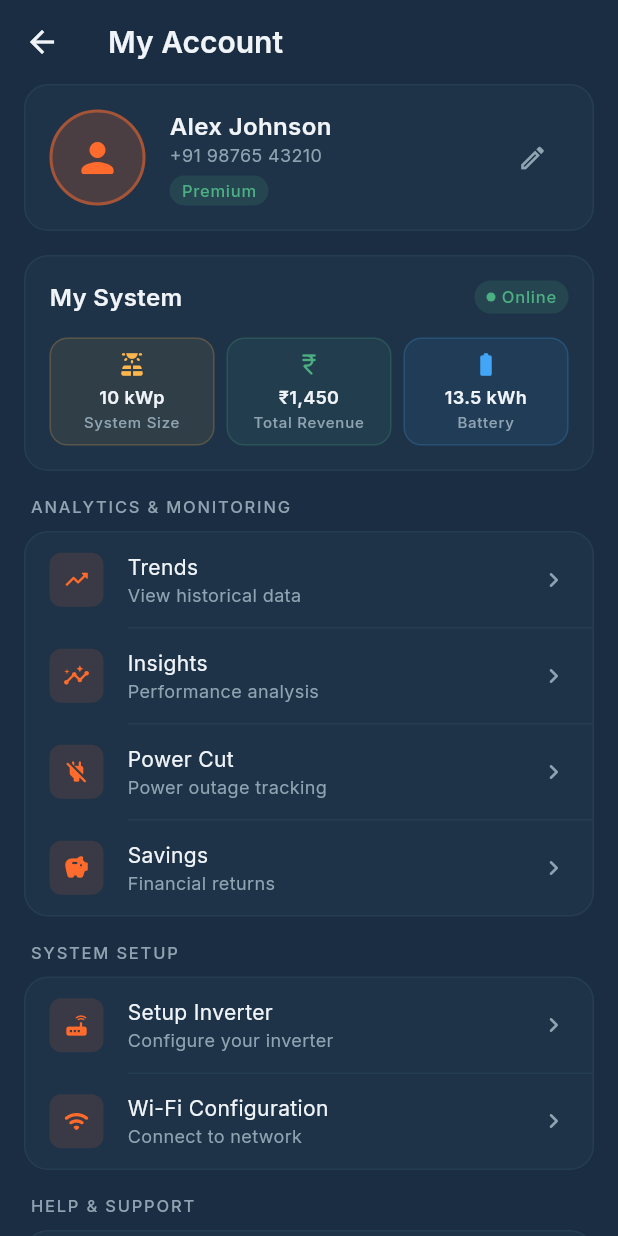
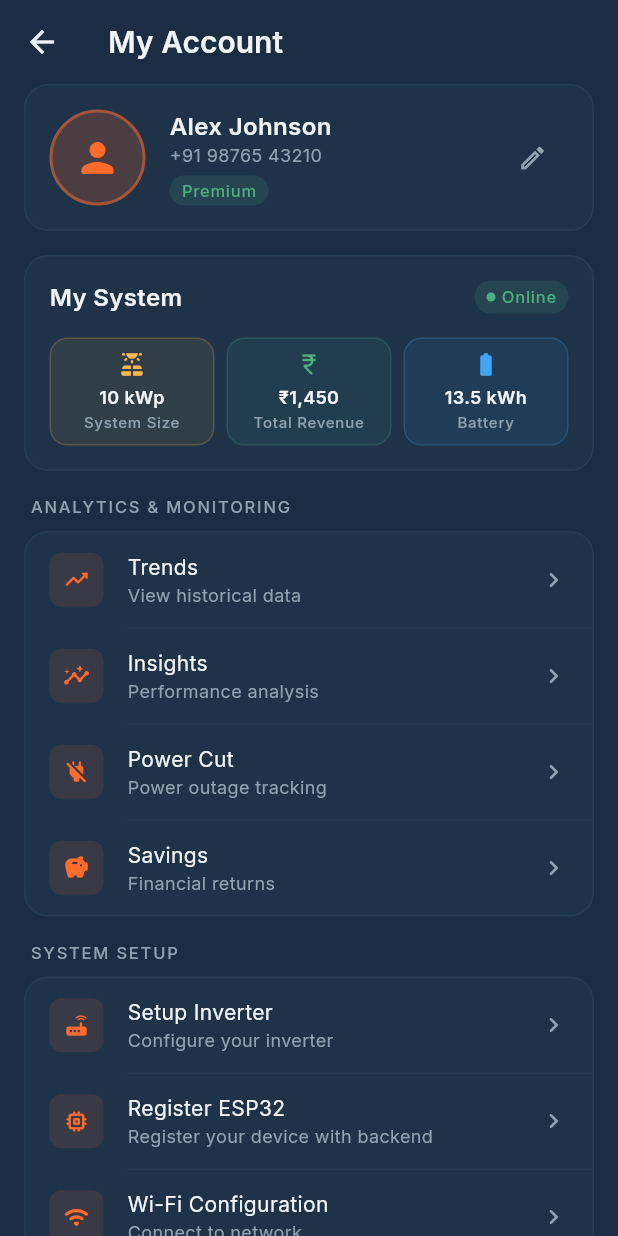
Before and after one commit to prabhjotkour21/solarconnect_app, a Flutter app: the MeScreen screen opened directly, on a phone screen of 412 x 824 dp. Run offline on Flutter 3.47's test engine with Material 3 defaults, Android fonts, the phone set to English and light mode, and no system bars; our stand-ins replace google_fonts, percent_indicator, shared_preferences; accounts and stored records are empty.

Commit message:
feat: integrate device registration from me screen

```diff
--- a/lib/screens/me/me_screen.dart
+++ b/lib/screens/me/me_screen.dart
@@ -13,6 +13,7 @@ import '../savings_screen.dart';
 import '../notifications_screen.dart';
 import '../inverter_setup_screen.dart';
 import '../wifi_config_screen.dart';
+import '../device_register_screen.dart';
 
 class MeScreen extends StatelessWidget {
   const MeScreen({super.key});
@@ -58,6 +59,10 @@ class MeScreen extends StatelessWidget {
       case 'Wi-Fi Configuration':
         Navigator.push(context,
             MaterialPageRoute(builder: (_) => const WifiConfigScreen()));
+        break;
+      case 'Register ESP32':
+        Navigator.push(context,
+            MaterialPageRoute(builder: (_) => const DeviceRegisterScreen()));
         break;
       case 'Share App':
         AppDialogs.showShareDialog(context);
@@ -129,6 +134,8 @@ class MeScreen extends StatelessWidget {
                         items: const [
                           _MenuItem(Icons.router_rounded, 'Setup Inverter',
                               'Configure your inverter'),
+                          _MenuItem(Icons.memory_rounded, 'Register ESP32',
+                              'Register your device with backend'),
                           _MenuItem(Icons.wifi_rounded, 'Wi-Fi Configuration',
                               'Connect to network'),
                         ],
```
